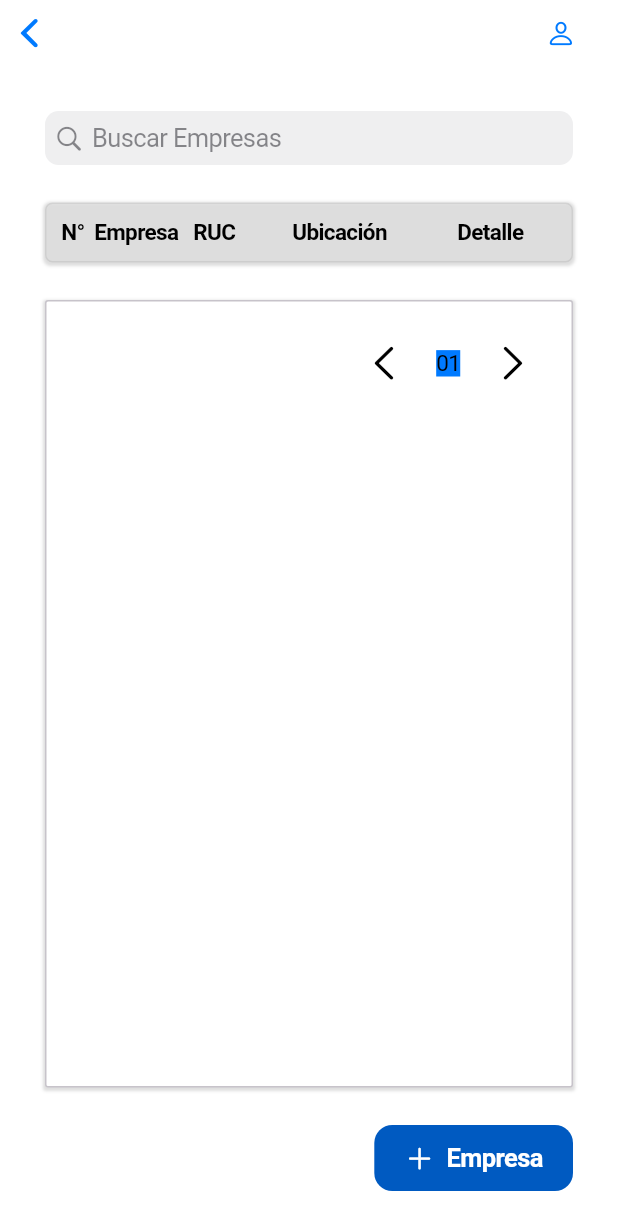
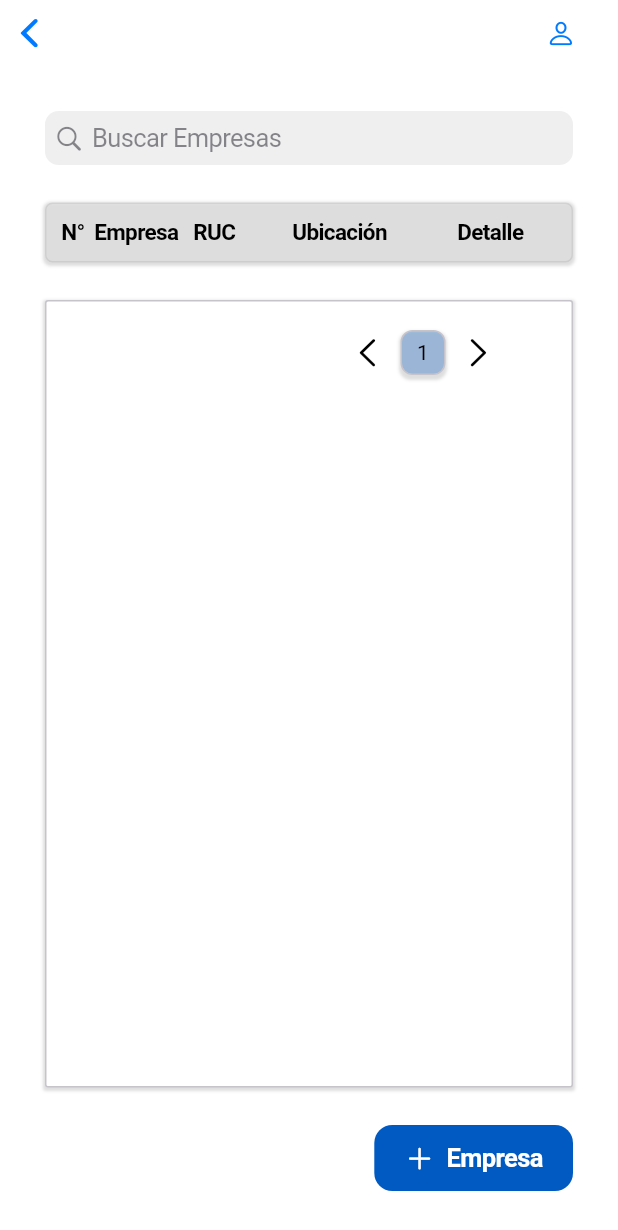
Before and after one commit to DaisyGeraldine/flutter_01, a Flutter app: the CompaniesPage screen opened directly, on a phone screen of 412 x 824 dp. Shown: the top 1230 px of the screen. Run offline on Flutter 3.47's test engine with Material 2 defaults, Android fonts, the light colour scheme and no system bars; our stand-ins replace sqflite, sqflite_common_ffi; accounts and stored records are empty; Roboto replaces fonts that are missing (Arial).

Commit message:
modify widget Ctable and viewcompany

```diff
--- a/lib/pages/companies/companies.dart
+++ b/lib/pages/companies/companies.dart
@@ -86,9 +86,10 @@ class _CompaniesPage extends State < CompaniesPage >{
                     });
                   },
                   deleteCallback: (id) {
-                    dbase.delete(id);
+                    dbase.delete('company',id);
                     _loadCompanies();
                   },
+                  itemsPerPage: currentPage,
                 ),
               ),
               const SizedBox(height: 25,),
@@ -106,7 +107,7 @@ class _CompaniesPage extends State < CompaniesPage >{
     print('companies.dart:' + value);
 
     currentPage = 1;
-    List<Map<String, dynamic>> results = await dbase.queryUsersbyfilterName(value);
+    List<Map<String, dynamic>> results = await dbase.queryCompaniesbyName(value);
     int startIndex = (currentPage - 1) * 6;
     int endIndex = min(startIndex + 6, results.length);
 
--- a/lib/pages/drawer.dart
+++ b/lib/pages/drawer.dart
@@ -164,7 +164,7 @@ class CupertinoDrawer extends StatelessWidget {
               ],
             ),
             onTap: () {
-              Navigator.push(context, MaterialPageRoute(builder: (context) => const ViewCompany(),),);
+              //Navigator.push(context, MaterialPageRoute(builder: (context) => const ViewCompany(),),);
             },
           ),
           const SizedBox(
--- a/lib/pages/users/adduser.dart
+++ b/lib/pages/users/adduser.dart
@@ -260,7 +260,7 @@ class _AddUser extends State<AddUser> {
       return;
     }
     //--------
-    dbase.insert({
+    dbase.insert('user',{
       'name': nameAsesor.text,
       'dni': dniAsesor.text,
       'tipo': tipoAsesor.text,
--- a/lib/pages/users/users.dart
+++ b/lib/pages/users/users.dart
@@ -93,9 +93,10 @@ class _UsersPage extends State<UsersPage> {
                     });
                   },
                   deleteCallback: (id) {
-                    dbase.delete(id);
+                    dbase.delete('user', id);
                     _loadUsers();
                   },
+                  itemsPerPage: currentPage,
                 ),
               ),
               const SizedBox(
@@ -115,7 +116,7 @@ class _UsersPage extends State<UsersPage> {
     print('users.dart:' + value);
 
     currentPage = 1;
-    List<Map<String, dynamic>> results = await dbase.queryUsersbyfilterName(value);
+    List<Map<String, dynamic>> results = await dbase.queryUsersbyName(value);
     int startIndex = (currentPage - 1) * 6;
     int endIndex = min(startIndex + 6, results.length);
 
--- a/lib/pages/users/viewuser.dart
+++ b/lib/pages/users/viewuser.dart
@@ -412,7 +412,7 @@ class _ViewUser extends State<ViewUser> {
       context: context,
       builder: (context) {
         return CupertinoAlertDialog(
-          title: const Text('Usuario Creado'),
+          title: const Text('Usuario modificado'),
           content: Text('$campo ha sido modificado'),
           actions: [
             CupertinoDialogAction(
--- a/lib/widgets/widgettable.dart
+++ b/lib/widgets/widgettable.dart
@@ -1,3 +1,4 @@
+import 'package:drawer_views_project/pages/companies/viewcompany.dart';
 import 'package:drawer_views_project/pages/users/viewuser.dart';
 import 'package:flutter/cupertino.dart';
 
@@ -9,7 +10,7 @@ class CTable extends StatelessWidget {
   final Function nextPageCallback;
   final Function previousPageCallback;
   final Function deleteCallback;
-  //int itemsPerPage;
+  final int itemsPerPage;
   //int currentPage = 1;
 
   //int lenHeader = recordsList[0].toJson().length;
@@ -22,6 +23,7 @@ class CTable extends StatelessWidget {
     required this.nextPageCallback,
     required this.previousPageCallback,
     required this.deleteCallback,
+    this.itemsPerPage = 0,
     //this.itemsPerPage = 6,
   }) : super(key: key) {
     lenHeader = recordsList.isNotEmpty ? recordsList[0].length : 0;
@@ -147,8 +149,8 @@ class CTable extends StatelessWidget {
                                         ),
                                       ]
                                     ),
-                                    padding: EdgeInsets.all(4.0),
-                                    child: Icon(CupertinoIcons.pencil, size: 16, color: const Color.fromARGB(255, 7,50,100),),
+                                    padding: const EdgeInsets.all(4.0),
+                                    child: const Icon(CupertinoIcons.pencil, size: 16, color: Color.fromARGB(255, 7,50,100),),
                                   ),
                                   onPressed: () {},
                                 ),
@@ -159,7 +161,7 @@ class CTable extends StatelessWidget {
                                   child: Container(
                                     decoration: BoxDecoration(
                                       shape: BoxShape.circle,
-                                      color: Color.fromARGB(255, 255, 255, 255),
+                                      color: const Color.fromARGB(255, 255, 255, 255),
                                       boxShadow: [ BoxShadow(
                                           color: const Color.fromARGB(255, 143,143,143).withOpacity(0.3),
                                           spreadRadius: 1,
@@ -168,8 +170,8 @@ class CTable extends StatelessWidget {
                                         ),
                                       ]
                                     ),
-                                    padding: EdgeInsets.all(4.0),
-                                    child: Icon(CupertinoIcons.delete, size: 16, color: const Color.fromARGB(255, 126,16,8),),
+                                    padding: const EdgeInsets.all(4.0),
+                                    child: const Icon(CupertinoIcons.delete, size: 16, color: Color.fromARGB(255, 126,16,8),),
                                   ),
                                   onPressed: () {
                                     deleteCallback(recordsList[row]['id']);
@@ -182,7 +184,7 @@ class CTable extends StatelessWidget {
                                   child: Container(
                                     decoration: BoxDecoration(
                                       shape: BoxShape.circle,
-                                      color: Color.fromARGB(255, 255, 255, 255),
+                                      color: const Color.fromARGB(255, 255, 255, 255),
                                       boxShadow: [ BoxShadow(
                                           color: const Color.fromARGB(255, 143,143,143).withOpacity(0.3),
                                           spreadRadius: 1,
@@ -191,14 +193,13 @@ class CTable extends StatelessWidget {
                                         ),
                                       ]
                                     ),
-                                    padding: EdgeInsets.all(4.0),
-                                    child: Icon(CupertinoIcons.exclamationmark, size: 16, color: const Color.fromARGB(255, 7,50,100),),
+                                    padding: const EdgeInsets.all(4.0),
+                                    child: const Icon(CupertinoIcons.exclamationmark, size: 16, color: Color.fromARGB(255, 7,50,100),),
                                   ),
                                   onPressed: () {
-                                    Navigator.push(context,
-                                    CupertinoPageRoute(builder: (context) => ViewUser(idUser: recordsList[row]['id'])
-                                      ),
-                                    );
+
+                                    onPressedRowDetail(moduleNombre, context, recordsList[row]['id']);
+
                                   },
                                 ),
                               ],
@@ -224,32 +225,51 @@ class CTable extends StatelessWidget {
                 Align(
                   alignment: Alignment.bottomRight,
                   child: Container(
-                    padding: const EdgeInsets.all(0),
+                    padding: const EdgeInsets.all(2),
                     width: 150,
                     //color: CupertinoColors.systemPurple,
                     child: Row(
                       children: <Widget>[
                         CupertinoButton(
+                          padding: const EdgeInsets.all(0),
                           onPressed: () {
                             previousPageCallback();
                           },
                           child: const Icon(CupertinoIcons.left_chevron,
-                              color: CupertinoColors.black, size: 30),
+                              color: CupertinoColors.black, size: 25),
                         ),
-                        const Text('01',
-                          style: TextStyle(
-                            fontSize: 15,
-                            color: CupertinoColors.black,
-                            fontWeight: FontWeight.normal,
-                            backgroundColor: CupertinoColors.systemBlue,
-                          )
+                        Container(
+                          alignment: Alignment.center,
+                          padding: const EdgeInsets.all(0),
+                          width: 30,
+                          height: 30,
+                          decoration:BoxDecoration(
+                          boxShadow: [BoxShadow(
+                            color: const Color.fromARGB(255, 143,143,143).withOpacity(0.3),
+                            spreadRadius: 1,
+                            blurRadius: 1,
+                            offset: const Offset(0, 2), // changes position of shadow
+                            ),
+                          ],
+                          color: const Color.fromARGB(255, 0, 90, 193).withOpacity(0.3),
+                          borderRadius: const BorderRadius.all(Radius.circular(8)),
+                          border: const Border.fromBorderSide(BorderSide(
+                            color: Color.fromARGB(255, 199,195,202),
+                            width: 1,
+                            style: BorderStyle.solid
+                            ),),
+                          ),
+                          child: Text(itemsPerPage.toString(),
+                            style: const TextStyle(fontSize: 14,),
+                          ),
                         ),
                         CupertinoButton(
+                          padding: const EdgeInsets.all(0),
                           onPressed: () {
                             nextPageCallback();
                           },
                         child: const Icon(CupertinoIcons.right_chevron,
-                              color: CupertinoColors.black, size: 30),
+                              color: CupertinoColors.black, size: 25),
                         ),
                       ],
                     )
@@ -262,6 +282,16 @@ class CTable extends StatelessWidget {
       ],
     );
   }
+}
+
+onPressedRowDetail(String moduleNombre, BuildContext context, int id) {
+    if (moduleNombre == 'Usuarios') {
+    Navigator.push(context,CupertinoPageRoute(builder: (context) => ViewUser(idUser: id),),);
+  }
+  else if (moduleNombre == 'Empresas') {
+    Navigator.push(context,CupertinoPageRoute(builder: (context) => ViewCompany(idCompany: id),),);
+  }
+  print('pressed');
 }
 
 // Create enum for table types
```
Also changed, not shown: lib/DataBase/db.dart (+31 -13 lines), lib/pages/companies/addcompany.dart (+27 -27 lines), lib/pages/companies/viewcompany.dart (+35 -1 lines).
